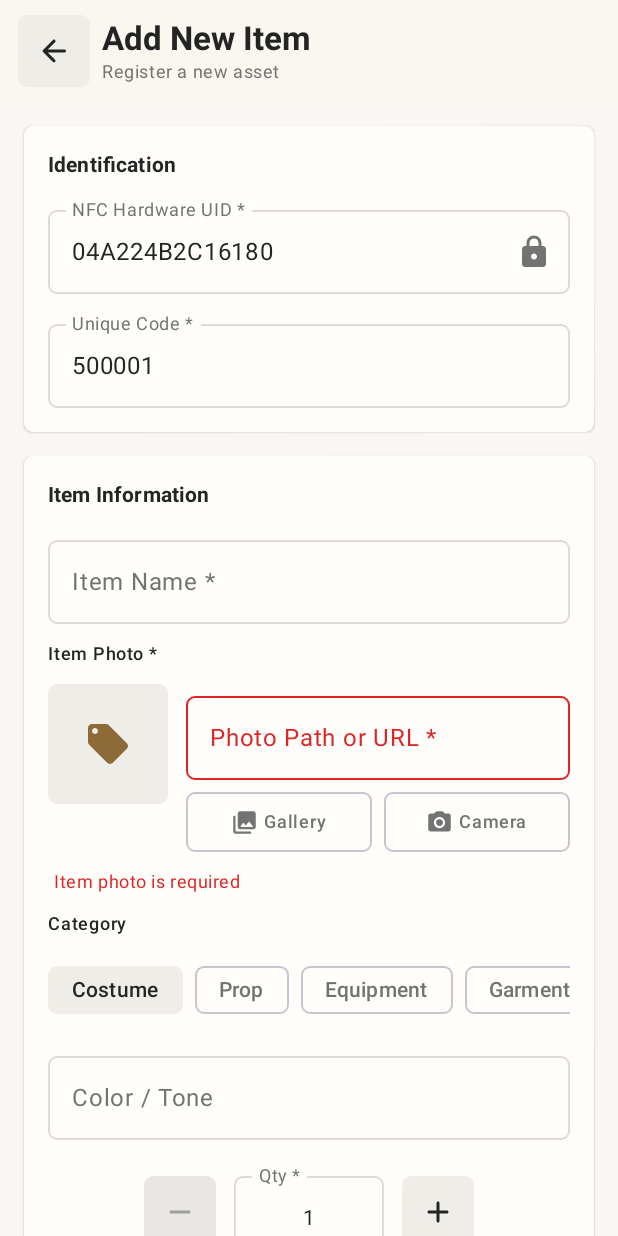
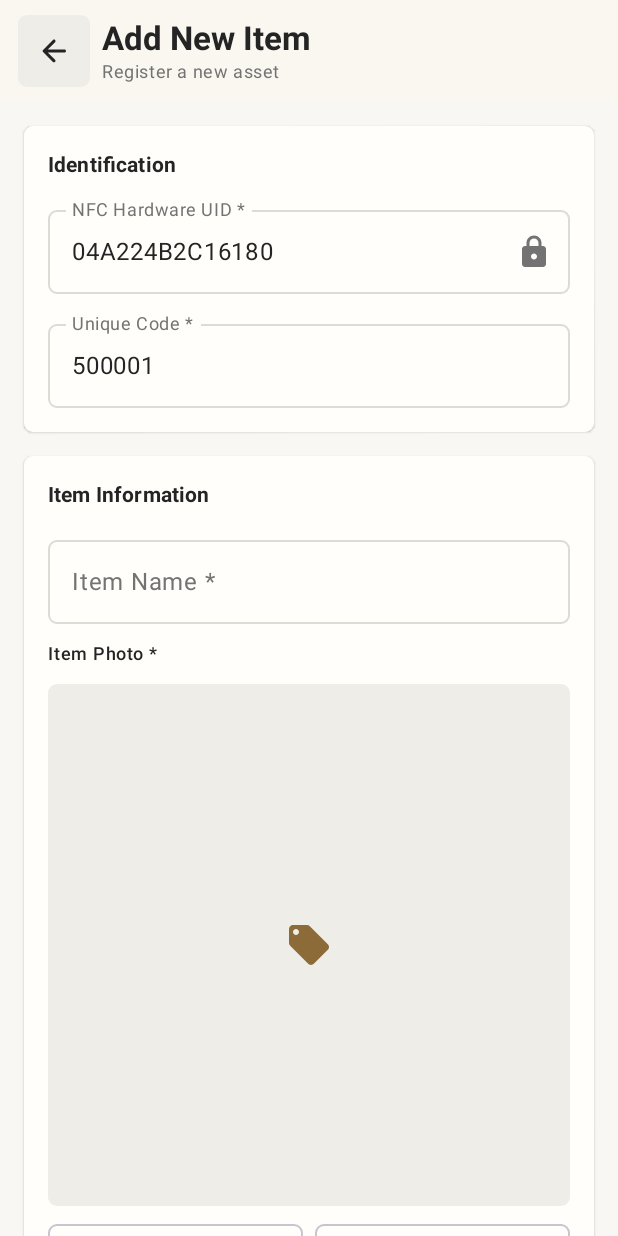
Before and after one commit to DNcoder-z/Tagtrack, an Android app built with Jetpack Compose: the composable ItemFormScreen shown on its own in the app's theme, on a phone screen of 412 x 824 dp. Run offline under Robolectric (Android 15) with nearby library versions, the phone set to English and light mode, and no system bars.

Commit message:
nfc working and updated adding item and duplication
Signed-off-by: DNcoder-z <nashjamrecdioquino@thelewiscollege.edu.ph>

```diff
--- a/app/src/main/java/com/tagtrack/nfc/ui/components/Common.kt
+++ b/app/src/main/java/com/tagtrack/nfc/ui/components/Common.kt
@@ -93,13 +93,13 @@ fun StatusBadge(
 ) {
     val (bgColor, textColor) = when (type) {
         BadgeType.STATUS -> when (text.lowercase()) {
-            "available" -> Green.copy(alpha = 0.15f) to Green
+            "available" -> Muted.copy(alpha = 0.15f) to Muted
             "rented" -> Amber.copy(alpha = 0.15f) to Amber
             "unavailable", "damaged", "maintenance" -> Red.copy(alpha = 0.15f) to Red
             else -> BlueBronze.copy(alpha = 0.15f) to BlueBronze
         }
         BadgeType.CONDITION -> when (text.lowercase()) {
-            "new", "excellent", "good" -> Green.copy(alpha = 0.15f) to Green
+            "new", "excellent", "good" -> Muted.copy(alpha = 0.15f) to Muted
             "fair", "needs cleaning" -> Amber.copy(alpha = 0.15f) to Amber
             "poor", "damaged", "needs repair" -> Red.copy(alpha = 0.15f) to Red
             else -> BlueBronze.copy(alpha = 0.15f) to BlueBronze
--- a/app/src/main/java/com/tagtrack/nfc/ui/screens/HomeScreen.kt
+++ b/app/src/main/java/com/tagtrack/nfc/ui/screens/HomeScreen.kt
@@ -59,7 +59,7 @@ fun HomeScreen(
             actions = {
                 IconButton(onClick = onNavigateToScanner) {
                     Icon(
-                        imageVector = Icons.Rounded.Nfc,
+                        imageVector = Icons.Rounded.Add,
                         contentDescription = "Scan NFC",
                         tint = MaterialTheme.colorScheme.primary
                     )
--- a/app/src/main/java/com/tagtrack/nfc/ui/screens/InventoryScreen.kt
+++ b/app/src/main/java/com/tagtrack/nfc/ui/screens/InventoryScreen.kt
@@ -51,7 +51,7 @@ fun InventoryScreen(
                         tint = MaterialTheme.colorScheme.primary
                     )
                 }
-                IconButton(onClick = onAddItemClick) {
+                IconButton(onClick = onNavigateToScanner) {
                     Icon(
                         imageVector = Icons.Rounded.Add,
                         contentDescription = "Add Item",
--- a/app/src/main/java/com/tagtrack/nfc/ui/screens/ItemFormScreen.kt
+++ b/app/src/main/java/com/tagtrack/nfc/ui/screens/ItemFormScreen.kt
@@ -194,7 +194,7 @@ fun ItemFormScreen(
             .background(MaterialTheme.colorScheme.background)
     ) {
         TagTrackHeader(
-            title = if (isEditing) "Edit Item #${itemToEdit?.unqCode}" else "Add New Item",
+            title = if (isEditing) "Edit Item " else "Add New Item",
             subtitle = if (isEditing) "Update asset information" else "Register a new asset",
             onBackClick = onBackClick
         )
@@ -308,14 +308,15 @@ fun ItemFormScreen(
 
                     // Photo & Media Section
                     Text("Item Photo *", style = MaterialTheme.typography.labelMedium)
-                    Row(
+                    Column(
                         modifier = Modifier.fillMaxWidth(),
-                        horizontalArrangement = Arrangement.spacedBy(12.dp),
-                        verticalAlignment = Alignment.Top
+                        horizontalAlignment = Alignment.CenterHorizontally,
+                        verticalArrangement = Arrangement.spacedBy(12.dp)
                     ) {
                         Box(
                             modifier = Modifier
-                                .size(80.dp)
+                                .fillMaxWidth()
+                                .aspectRatio(1f)
                                 .clip(RoundedCornerShape(CardCornerRadius))
                                 .background(MaterialTheme.colorScheme.surfaceVariant),
                             contentAlignment = Alignment.Center
@@ -337,21 +338,7 @@ fun ItemFormScreen(
                             }
                         }
 
-                        Column(
-                            modifier = Modifier.weight(1f),
-                            verticalArrangement = Arrangement.spacedBy(8.dp)
-                        ) {
-                            OutlinedTextField(
-                                value = photoUri,
-                                onValueChange = { photoUri = it },
-                                label = { Text("Photo Path or URL *") },
-                                modifier = Modifier.fillMaxWidth(),
-                                shape = RoundedCornerShape(CardCornerRadius),
-                                singleLine = true,
-                                isError = photoUri.isBlank()
-                            )
-
-                            // Binago ko ang layout ng buttons para maging maayos
+                        // Buttons sa ibaba ng photo
                         Row(
                             modifier = Modifier.fillMaxWidth(),
                             horizontalArrangement = Arrangement.spacedBy(8.dp)
@@ -401,16 +388,6 @@ fun ItemFormScreen(
                             }
                         }
                     }
-                    }
-                    if (photoUri.isBlank()) {
-                        Text(
-                            text = "Item photo is required",
-                            style = MaterialTheme.typography.bodySmall,
-                            color = MaterialTheme.colorScheme.error,
-                            modifier = Modifier.padding(start = 4.dp)
-                        )
-                    }
-
                     Text("Category", style = MaterialTheme.typography.labelMedium)
                     ScrollableChipRow(
                         items = categories,
@@ -418,86 +395,86 @@ fun ItemFormScreen(
                         onSelected = { category = it }
                     )
 
-                    // Inayos ang layout ng Color at Quantity
-                    Column(
-                        modifier = Modifier.fillMaxWidth(),
-                        verticalArrangement = Arrangement.spacedBy(16.dp)
-                    ) {
-                        OutlinedTextField(
-                            value = color,
-                            onValueChange = { color = it },
-                            label = { Text("Color / Tone") },
-                            modifier = Modifier.fillMaxWidth(),
-                            shape = RoundedCornerShape(CardCornerRadius),
-                            singleLine = true
-                        )
-
-                        val currentQty = unitQuantityStr.toIntOrNull() ?: 0
-                        Column(
-                            modifier = Modifier.fillMaxWidth(),
-                            verticalArrangement = Arrangement.spacedBy(4.dp)
-                        ) {
-                            Row(
-                                modifier = Modifier.fillMaxWidth(),
-                                verticalAlignment = Alignment.CenterVertically,
-                                horizontalArrangement = Arrangement.Center
-                            ) {
-                                FilledTonalIconButton(
-                                    onClick = {
-                                        val current = unitQuantityStr.toIntOrNull() ?: 1
-                                        if (current > 1) {
-                                            unitQuantityStr = (current - 1).toString()
-                                        }
-                                    },
-                                    enabled = currentQty > 1,
-                                    modifier = Modifier.size(48.dp),
-                                    shape = RoundedCornerShape(CardCornerRadius)
-                                ) {
-                                    Icon(Icons.Rounded.Remove, contentDescription = "Decrease Quantity")
-                                }
-
-                                Spacer(modifier = Modifier.width(12.dp))
-
-                                OutlinedTextField(
-                                    value = unitQuantityStr,
-                                    onValueChange = { newValue ->
-                                        if (newValue.isEmpty() || newValue.all { it.isDigit() }) {
-                                            unitQuantityStr = newValue
-                                        }
-                                    },
-                                    label = { Text("Qty *", textAlign = TextAlign.Center) },
-                                    modifier = Modifier.width(100.dp),
-                                    keyboardOptions = KeyboardOptions(keyboardType = KeyboardType.Number),
-                                    shape = RoundedCornerShape(CardCornerRadius),
-                                    singleLine = true,
-                                    isError = currentQty < 1,
-                                    textStyle = androidx.compose.ui.text.TextStyle(textAlign = TextAlign.Center)
-                                )
-
-                                Spacer(modifier = Modifier.width(12.dp))
-
-                                FilledTonalIconButton(
-                                    onClick = {
-                                        val current = unitQuantityStr.toIntOrNull() ?: 0
-                                        unitQuantityStr = (current + 1).coerceAtLeast(1).toString()
-                                    },
-                                    modifier = Modifier.size(48.dp),
-                                    shape = RoundedCornerShape(CardCornerRadius)
-                                ) {
-                                    Icon(Icons.Rounded.Add, contentDescription = "Increase Quantity")
-                                }
-                            }
-                            if (currentQty < 1) {
-                                Text(
-                                    text = "Minimum quantity is 1",
-                                    style = MaterialTheme.typography.bodySmall,
-                                    color = MaterialTheme.colorScheme.error,
-                                    modifier = Modifier.fillMaxWidth(),
-                                    textAlign = TextAlign.Center
-                                )
-                            }
-                        }
-                    }
+//                    // Inayos ang layout ng Color at Quantity
+//                    Column(
+//                        modifier = Modifier.fillMaxWidth(),
+//                        verticalArrangement = Arrangement.spacedBy(16.dp)
+//                    ) {
+//                        OutlinedTextField(
+//                            value = color,
+//                            onValueChange = { color = it },
+//                            label = { Text("Color / Tone") },
+//                            modifier = Modifier.fillMaxWidth(),
+//                            shape = RoundedCornerShape(CardCornerRadius),
+//                            singleLine = true
+//                        )
+//
+//                        val currentQty = unitQuantityStr.toIntOrNull() ?: 0
+//                        Column(
+//                            modifier = Modifier.fillMaxWidth(),
+//                            verticalArrangement = Arrangement.spacedBy(4.dp)
+//                        ) {
+//                            Row(
+//                                modifier = Modifier.fillMaxWidth(),
+//                                verticalAlignment = Alignment.CenterVertically,
+//                                horizontalArrangement = Arrangement.Center
+//                            ) {
+//                                FilledTonalIconButton(
+//                                    onClick = {
+//                                        val current = unitQuantityStr.toIntOrNull() ?: 1
+//                                        if (current > 1) {
+//                                            unitQuantityStr = (current - 1).toString()
+//                                        }
+//                                    },
+//                                    enabled = currentQty > 1,
+//                                    modifier = Modifier.size(48.dp),
+//                                    shape = RoundedCornerShape(CardCornerRadius)
+//                                ) {
+//                                    Icon(Icons.Rounded.Remove, contentDescription = "Decrease Quantity")
+//                                }
+//
+//                                Spacer(modifier = Modifier.width(12.dp))
+//
+//                                OutlinedTextField(
+//                                    value = unitQuantityStr,
+//                                    onValueChange = { newValue ->
+//                                        if (newValue.isEmpty() || newValue.all { it.isDigit() }) {
+//                                            unitQuantityStr = newValue
+//                                        }
+//                                    },
+//                                    label = { Text("Qty *", textAlign = TextAlign.Center) },
+//                                    modifier = Modifier.width(100.dp),
+//                                    keyboardOptions = KeyboardOptions(keyboardType = KeyboardType.Number),
+//                                    shape = RoundedCornerShape(CardCornerRadius),
+//                                    singleLine = true,
+//                                    isError = currentQty < 1,
+//                                    textStyle = androidx.compose.ui.text.TextStyle(textAlign = TextAlign.Center)
+//                                )
+//
+//                                Spacer(modifier = Modifier.width(12.dp))
+//
+//                                FilledTonalIconButton(
+//                                    onClick = {
+//                                        val current = unitQuantityStr.toIntOrNull() ?: 0
+//                                        unitQuantityStr = (current + 1).coerceAtLeast(1).toString()
+//                                    },
+//                                    modifier = Modifier.size(48.dp),
+//                                    shape = RoundedCornerShape(CardCornerRadius)
+//                                ) {
+//                                    Icon(Icons.Rounded.Add, contentDescription = "Increase Quantity")
+//                                }
+//                            }
+//                            if (currentQty < 1) {
+//                                Text(
+//                                    text = "Minimum quantity is 1",
+//                                    style = MaterialTheme.typography.bodySmall,
+//                                    color = MaterialTheme.colorScheme.error,
+//                                    modifier = Modifier.fillMaxWidth(),
+//                                    textAlign = TextAlign.Center
+//                                )
+//                            }
+//                        }
+//                    }
 
                     Text("Age Group", style = MaterialTheme.typography.labelMedium)
                     ScrollableChipRow(
```
Also changed, not shown: app/src/main/java/com/tagtrack/nfc/data/AppDatabase.kt (+12 -12 lines), app/src/main/java/com/tagtrack/nfc/ui/screens/ItemDetailsScreen.kt (+10 -10 lines). Lines whose indentation alone changed are shown as unchanged.
